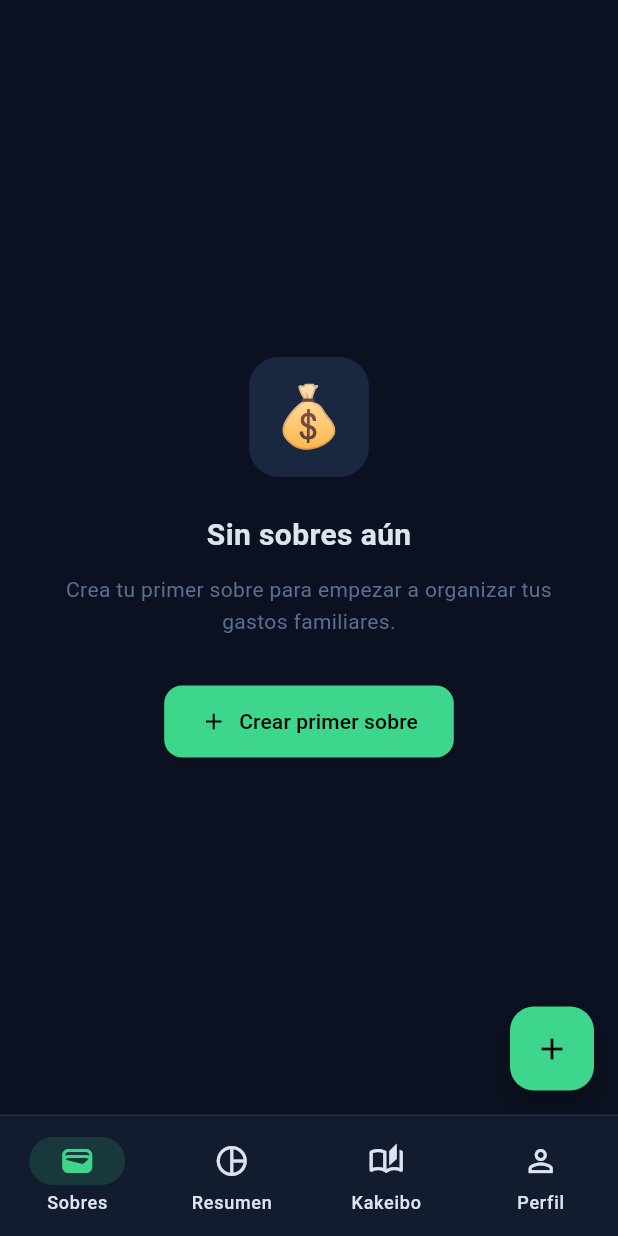
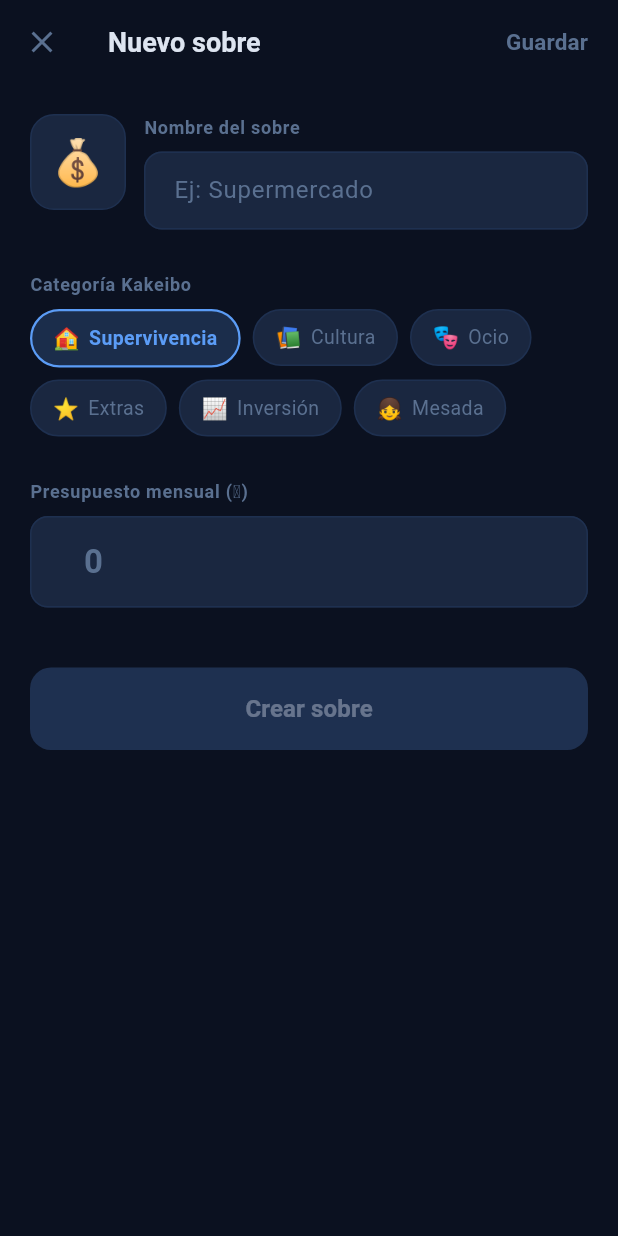
Before and after one commit to chernandezhidalgo/kakeibo-pro, a Flutter app: the screen it shows once a user with an empty profile is signed in, after a tap on the "add" icon, on a phone screen of 412 x 824 dp. Run offline on Flutter 3.47's test engine with Material 3 defaults, Android fonts, the phone set to English and light mode, and no system bars; our stand-ins replace connectivity_plus, drift, drift_flutter, flutter_riverpod, flutter_secure_storage, freezed_annotation and 4 more; missing offline and left inert: workmanager; accounts and stored records are empty; generated files the repository leaves out were written again; statements that could not run were skipped.

Commit message:
F2-S1: formulario crear sobre (notifier, emoji picker, ruta /sobres/crear, FAB activo)

```diff
--- /dev/null
+++ b/lib/features/envelopes/presentation/pages/create_envelope_page.dart
@@ -0,0 +1,389 @@
+import 'package:flutter/material.dart';
+import 'package:flutter/services.dart';
+import 'package:flutter_riverpod/flutter_riverpod.dart';
+import 'package:kakeibo_pro/core/constants/app_colors.dart';
+import 'package:kakeibo_pro/core/utils/currency_formatter.dart';
+import 'package:kakeibo_pro/core/utils/kakeibo_category_ui.dart';
+import 'package:kakeibo_pro/features/envelopes/domain/entities/envelope.dart';
+import 'package:kakeibo_pro/features/envelopes/presentation/providers/create_envelope_notifier.dart';
+import 'package:kakeibo_pro/features/envelopes/presentation/widgets/emoji_picker_sheet.dart';
+
+class CreateEnvelopePage extends ConsumerStatefulWidget {
+  final String familyId;
+
+  const CreateEnvelopePage({super.key, required this.familyId});
+
+  @override
+  ConsumerState<CreateEnvelopePage> createState() => _CreateEnvelopePageState();
+}
+
+class _CreateEnvelopePageState extends ConsumerState<CreateEnvelopePage> {
+  final _nameController = TextEditingController();
+  final _budgetController = TextEditingController();
+  final _nameFocus = FocusNode();
+
+  @override
+  void dispose() {
+    _nameController.dispose();
+    _budgetController.dispose();
+    _nameFocus.dispose();
+    super.dispose();
+  }
+
+  @override
+  Widget build(BuildContext context) {
+    final state = ref.watch(createEnvelopeProvider(widget.familyId));
+    final notifier =
+        ref.read(createEnvelopeProvider(widget.familyId).notifier);
+
+    // Regresar automáticamente cuando se guarda con éxito
+    ref.listen(createEnvelopeProvider(widget.familyId), (prev, next) {
+      if (prev?.savedOk != true && next.savedOk) {
+        Navigator.of(context).pop();
+      }
+    });
+
+    return Scaffold(
+      backgroundColor: AppColors.background,
+      appBar: AppBar(
+        backgroundColor: AppColors.background,
+        elevation: 0,
+        leading: IconButton(
+          icon: const Icon(Icons.close, color: AppColors.textMuted),
+          onPressed: () => Navigator.of(context).pop(),
+        ),
+        title: const Text(
+          'Nuevo sobre',
+          style: TextStyle(
+            color: AppColors.textPrimary,
+            fontSize: 18,
+            fontWeight: FontWeight.w600,
+          ),
+        ),
+        actions: [
+          Padding(
+            padding: const EdgeInsets.only(right: 8),
+            child: TextButton(
+              onPressed: state.canSave ? notifier.save : null,
+              child: state.isLoading
+                  ? const SizedBox(
+                      width: 18,
+                      height: 18,
+                      child: CircularProgressIndicator(
+                        color: AppColors.green,
+                        strokeWidth: 2,
+                      ),
+                    )
+                  : Text(
+                      'Guardar',
+                      style: TextStyle(
+                        color: state.canSave
+                            ? AppColors.green
+                            : AppColors.textMuted,
+                        fontWeight: FontWeight.w600,
+                        fontSize: 15,
+                      ),
+                    ),
+            ),
+          ),
+        ],
+      ),
+      body: SingleChildScrollView(
+        padding: const EdgeInsets.all(20),
+        child: Column(
+          crossAxisAlignment: CrossAxisAlignment.start,
+          children: [
+            // ── Emoji + Nombre ────────────────────────────────────────────
+            Row(
+              crossAxisAlignment: CrossAxisAlignment.start,
+              children: [
+                GestureDetector(
+                  onTap: () => _showEmojiPicker(context, state, notifier),
+                  child: Container(
+                    width: 64,
+                    height: 64,
+                    decoration: BoxDecoration(
+                      color: AppColors.surfaceVariant,
+                      borderRadius: BorderRadius.circular(16),
+                      border: Border.all(color: AppColors.border),
+                    ),
+                    child: Center(
+                      child: Text(
+                        state.emoji,
+                        style: const TextStyle(fontSize: 30),
+                      ),
+                    ),
+                  ),
+                ),
+                const SizedBox(width: 12),
+                Expanded(
+                  child: _Field(
+                    label: 'Nombre del sobre',
+                    child: TextField(
+                      controller: _nameController,
+                      focusNode: _nameFocus,
+                      style:
+                          const TextStyle(color: AppColors.textPrimary),
+                      decoration: _inputDecoration('Ej: Supermercado'),
+                      onChanged: notifier.setName,
+                      textCapitalization: TextCapitalization.sentences,
+                      maxLength: 60,
+                      buildCounter: (_, {required currentLength,
+                              required isFocused, maxLength}) =>
+                          null,
+                    ),
+                  ),
+                ),
+              ],
+            ),
+
+            const SizedBox(height: 28),
+
+            // ── Categoría Kakeibo ─────────────────────────────────────────
+            _Field(
+              label: 'Categoría Kakeibo',
+              child: _CategorySelector(
+                selected: state.category,
+                onChanged: notifier.setCategory,
+              ),
+            ),
+
+            const SizedBox(height: 28),
+
+            // ── Presupuesto mensual ───────────────────────────────────────
+            _Field(
+              label: 'Presupuesto mensual (₡)',
+              child: TextField(
+                controller: _budgetController,
+                style: const TextStyle(
+                  color: AppColors.textPrimary,
+                  fontSize: 22,
+                  fontWeight: FontWeight.w700,
+                ),
+                decoration: _inputDecoration('0').copyWith(
+                  prefixText: '₡ ',
+                  prefixStyle: const TextStyle(
+                    color: AppColors.textMuted,
+                    fontSize: 22,
+                  ),
+                ),
+                keyboardType: TextInputType.number,
+                inputFormatters: [FilteringTextInputFormatter.digitsOnly],
+                onChanged: notifier.setBudget,
+              ),
+            ),
+
+            // Preview del monto formateado
+            if (state.budget > 0) ...[
+              const SizedBox(height: 6),
+              Padding(
+                padding: const EdgeInsets.only(left: 4),
+                child: Text(
+                  CurrencyFormatter.format(state.budget),
+                  style: const TextStyle(
+                    color: AppColors.green,
+                    fontSize: 13,
+                    fontWeight: FontWeight.w500,
+                  ),
+                ),
+              ),
+            ],
+
+            // Mensaje de error
+            if (state.errorMessage != null) ...[
+              const SizedBox(height: 20),
+              Container(
+                padding: const EdgeInsets.all(12),
+                decoration: BoxDecoration(
+                  color: AppColors.error.withValues(alpha: 0.1),
+                  borderRadius: BorderRadius.circular(10),
+                  border: Border.all(
+                      color: AppColors.error.withValues(alpha: 0.3)),
+                ),
+                child: Row(
+                  children: [
+                    const Icon(Icons.error_outline,
+                        color: AppColors.error, size: 18),
+                    const SizedBox(width: 8),
+                    Expanded(
+                      child: Text(
+                        state.errorMessage!,
+                        style: const TextStyle(
+                          color: AppColors.error,
+                          fontSize: 13,
+                        ),
+                      ),
+                    ),
+                  ],
+                ),
+              ),
+            ],
+
+            const SizedBox(height: 40),
+
+            // Botón guardar principal
+            SizedBox(
+              width: double.infinity,
+              child: ElevatedButton(
+                onPressed: state.canSave ? notifier.save : null,
+                style: ElevatedButton.styleFrom(
+                  backgroundColor: AppColors.green,
+                  foregroundColor: Colors.black,
+                  disabledBackgroundColor: AppColors.border,
+                  padding: const EdgeInsets.symmetric(vertical: 16),
+                  shape: RoundedRectangleBorder(
+                    borderRadius: BorderRadius.circular(14),
+                  ),
+                ),
+                child: state.isLoading
+                    ? const SizedBox(
+                        width: 22,
+                        height: 22,
+                        child: CircularProgressIndicator(
+                          color: Colors.black,
+                          strokeWidth: 2.5,
+                        ),
+                      )
+                    : const Text(
+                        'Crear sobre',
+                        style: TextStyle(
+                          fontSize: 16,
+                          fontWeight: FontWeight.w700,
+                        ),
+                      ),
+              ),
+            ),
+          ],
+        ),
+      ),
+    );
+  }
+
+  void _showEmojiPicker(
+    BuildContext context,
+    CreateEnvelopeState state,
+    CreateEnvelopeNotifier notifier,
+  ) {
+    showModalBottomSheet(
+      context: context,
+      backgroundColor: Colors.transparent,
+      builder: (_) => EmojiPickerSheet(
+        selectedEmoji: state.emoji,
+        onSelected: notifier.setEmoji,
+      ),
+    );
+  }
+
+  InputDecoration _inputDecoration(String hint) {
+    return InputDecoration(
+      hintText: hint,
+      hintStyle: const TextStyle(color: AppColors.textMuted),
+      filled: true,
+      fillColor: AppColors.surfaceVariant,
+      border: OutlineInputBorder(
+        borderRadius: BorderRadius.circular(12),
+        borderSide: const BorderSide(color: AppColors.border),
+      ),
+      enabledBorder: OutlineInputBorder(
+        borderRadius: BorderRadius.circular(12),
+        borderSide: const BorderSide(color: AppColors.border),
+      ),
+      focusedBorder: OutlineInputBorder(
+        borderRadius: BorderRadius.circular(12),
+        borderSide: const BorderSide(color: AppColors.green, width: 1.5),
+      ),
+      contentPadding:
+          const EdgeInsets.symmetric(horizontal: 16, vertical: 14),
+    );
+  }
+}
+
+// ── Selector de categoría ─────────────────────────────────────────────────────
+
+class _CategorySelector extends StatelessWidget {
+  final KakeiboCategory selected;
+  final ValueChanged<KakeiboCategory> onChanged;
+
+  const _CategorySelector({
+    required this.selected,
+    required this.onChanged,
+  });
+
+  @override
+  Widget build(BuildContext context) {
+    return Wrap(
+      spacing: 8,
+      runSpacing: 8,
+      children: KakeiboCategory.values.map((cat) {
+        final isSelected = cat == selected;
+        final color = KakeiboCategoryUi.color(cat);
+        return GestureDetector(
+          onTap: () => onChanged(cat),
+          child: AnimatedContainer(
+            duration: const Duration(milliseconds: 150),
+            padding:
+                const EdgeInsets.symmetric(horizontal: 14, vertical: 8),
+            decoration: BoxDecoration(
+              color: isSelected
+                  ? color.withValues(alpha: 0.2)
+                  : AppColors.surfaceVariant,
+              borderRadius: BorderRadius.circular(20),
+              border: Border.all(
+                color: isSelected ? color : AppColors.border,
+                width: isSelected ? 1.5 : 1,
+              ),
+            ),
+            child: Row(
+              mainAxisSize: MainAxisSize.min,
+              children: [
+                Text(
+                  KakeiboCategoryUi.emoji(cat),
+                  style: const TextStyle(fontSize: 14),
+                ),
+                const SizedBox(width: 6),
+                Text(
+                  KakeiboCategoryUi.label(cat),
+                  style: TextStyle(
+                    color: isSelected ? color : AppColors.textMuted,
+                    fontSize: 13,
+                    fontWeight:
+                        isSelected ? FontWeight.w600 : FontWeight.w400,
+                  ),
+                ),
+              ],
+            ),
+          ),
+        );
+      }).toList(),
+    );
+  }
+}
+
+// ── Wrapper de campo con label ────────────────────────────────────────────────
+
+class _Field extends StatelessWidget {
+  final String label;
+  final Widget child;
+
+  const _Field({required this.label, required this.child});
+
+  @override
+  Widget build(BuildContext context) {
+    return Column(
+      crossAxisAlignment: CrossAxisAlignment.start,
+      children: [
+        Text(
+          label,
+          style: const TextStyle(
+            color: AppColors.textMuted,
+            fontSize: 12,
+            fontWeight: FontWeight.w600,
+            letterSpacing: 0.5,
+          ),
+        ),
+        const SizedBox(height: 8),
+        child,
+      ],
+    );
+  }
+}
--- a/lib/features/envelopes/presentation/pages/envelopes_page.dart
+++ b/lib/features/envelopes/presentation/pages/envelopes_page.dart
@@ -1,5 +1,6 @@
 import 'package:flutter/material.dart';
 import 'package:flutter_riverpod/flutter_riverpod.dart';
+import 'package:go_router/go_router.dart';
 import 'package:kakeibo_pro/core/constants/app_colors.dart';
 import 'package:kakeibo_pro/core/constants/app_strings.dart';
 import 'package:kakeibo_pro/core/utils/kakeibo_category_ui.dart';
@@ -25,7 +26,7 @@ class EnvelopesPage extends ConsumerWidget {
           loading: () => const _LoadingState(),
           error: (e, _) => _ErrorState(message: e.toString()),
           data: (envelopes) {
-            if (envelopes.isEmpty) return const _EmptyState();
+            if (envelopes.isEmpty) return _EmptyState(familyId: familyId);
             return _EnvelopesList(
               envelopes: envelopes,
               totalBudget: summary.totalBudget,
@@ -36,7 +37,7 @@ class EnvelopesPage extends ConsumerWidget {
       ),
       floatingActionButton: FloatingActionButton(
         onPressed: () {
-          // TODO: F2 — navegar a pantalla de crear sobre
+          context.push('/sobres/crear?familyId=$familyId');
         },
         backgroundColor: AppColors.green,
         foregroundColor: Colors.black,
@@ -217,7 +218,8 @@ class _ErrorState extends StatelessWidget {
 }
 
 class _EmptyState extends StatelessWidget {
-  const _EmptyState();
+  final String familyId;
+  const _EmptyState({required this.familyId});
 
   @override
   Widget build(BuildContext context) {
@@ -260,7 +262,7 @@ class _EmptyState extends StatelessWidget {
             const SizedBox(height: 32),
             ElevatedButton.icon(
               onPressed: () {
-                // TODO: F2 — crear sobre
+                context.push('/sobres/crear?familyId=$familyId');
               },
               icon: const Icon(Icons.add),
               label: const Text(AppStrings.sobresCrearCta),
--- /dev/null
+++ b/lib/features/envelopes/presentation/providers/create_envelope_notifier.dart
@@ -0,0 +1,135 @@
+import 'package:flutter_riverpod/flutter_riverpod.dart';
+import 'package:uuid/uuid.dart';
+import 'package:kakeibo_pro/core/errors/failures.dart';
+import 'package:kakeibo_pro/features/envelopes/domain/entities/envelope.dart';
+import 'package:kakeibo_pro/features/envelopes/domain/usecases/save_envelope_usecase.dart';
+import 'package:kakeibo_pro/features/envelopes/presentation/providers/envelope_provider.dart';
+
+// ── Estado del formulario ─────────────────────────────────────────────────────
+
+class CreateEnvelopeState {
+  final String name;
+  final KakeiboCategory category;
+  final double budget;
+  final String emoji;
+  final bool isLoading;
+  final String? errorMessage;
+  final bool savedOk;
+
+  const CreateEnvelopeState({
+    this.name = '',
+    this.category = KakeiboCategory.survival,
+    this.budget = 0,
+    this.emoji = '💰',
+    this.isLoading = false,
+    this.errorMessage,
+    this.savedOk = false,
+  });
+
+  CreateEnvelopeState copyWith({
+    String? name,
+    KakeiboCategory? category,
+    double? budget,
+    String? emoji,
+    bool? isLoading,
+    String? errorMessage,
+    bool clearError = false,
+    bool? savedOk,
+  }) {
+    return CreateEnvelopeState(
+      name: name ?? this.name,
+      category: category ?? this.category,
+      budget: budget ?? this.budget,
+      emoji: emoji ?? this.emoji,
+      isLoading: isLoading ?? this.isLoading,
+      errorMessage: clearError ? null : (errorMessage ?? this.errorMessage),
+      savedOk: savedOk ?? this.savedOk,
+    );
+  }
+
+  bool get isNameValid => name.trim().length >= 2;
+  bool get isBudgetValid => budget > 0;
+  bool get canSave => isNameValid && isBudgetValid && !isLoading;
+}
+
+// ── Notifier ──────────────────────────────────────────────────────────────────
+
+class CreateEnvelopeNotifier extends StateNotifier<CreateEnvelopeState> {
+  final SaveEnvelopeUseCase _saveUseCase;
+  final String _familyId;
+
+  CreateEnvelopeNotifier({
+    required SaveEnvelopeUseCase saveUseCase,
+    required String familyId,
+  })  : _saveUseCase = saveUseCase,
+        _familyId = familyId,
+        super(const CreateEnvelopeState());
+
+  void setName(String value) =>
+      state = state.copyWith(name: value, clearError: true);
+
+  void setCategory(KakeiboCategory value) =>
+      state = state.copyWith(category: value);
+
+  void setBudget(String raw) {
+    final clean = raw.replaceAll(RegExp(r'[^0-9]'), '');
+    final value = double.tryParse(clean) ?? 0;
+    state = state.copyWith(budget: value, clearError: true);
+  }
+
+  void setEmoji(String value) => state = state.copyWith(emoji: value);
+
+  Future<void> save() async {
+    if (!state.canSave) return;
+    state = state.copyWith(isLoading: true, clearError: true);
+
+    final envelope = Envelope(
+      id: const Uuid().v4(),
+      familyId: _familyId,
+      name: state.name.trim(),
+      kakeiboCategory: state.category,
+      monthlyBudget: state.budget,
+      currentSpent: 0,
+      colorHex: '#5b9cf6',
+      iconEmoji: state.emoji,
+      sortOrder: 0,
+      isActive: true,
+      isEditable: true,
+    );
+
+    final result = await _saveUseCase(envelope);
+
+    if (result.failure != null) {
+      state = state.copyWith(
+        isLoading: false,
+        errorMessage: _errorMessage(result.failure!),
+      );
+    } else {
+      state = state.copyWith(isLoading: false, savedOk: true);
+    }
+  }
+
+  String _errorMessage(Failure failure) {
+    return switch (failure) {
+      DatabaseFailure(:final message) => 'Error al guardar: $message',
+      NetworkFailure(:final message) => 'Error de red: $message',
+      _ => 'Error inesperado. Intenta de nuevo.',
+    };
+  }
+}
+
+// ── Provider ──────────────────────────────────────────────────────────────────
+
+final createEnvelopeProvider =
+    StateNotifierProvider.family<CreateEnvelopeNotifier, CreateEnvelopeState,
+        String>(
+  (ref, familyId) {
+    final saveUseCase = SaveEnvelopeUseCase(
+      ref.watch(envelopeRepositoryProvider),
+    );
+    return CreateEnvelopeNotifier(
+      saveUseCase: saveUseCase,
+      familyId: familyId,
+    );
+  },
+);
--- a/lib/main.dart
+++ b/lib/main.dart
@@ -11,6 +11,7 @@ import 'package:kakeibo_pro/core/sync/sync_worker.dart';
 import 'package:kakeibo_pro/features/auth/domain/entities/family.dart' show KakeiboFamily;
 import 'package:kakeibo_pro/features/auth/presentation/pages/invite_member_page.dart';
 import 'package:kakeibo_pro/features/auth/presentation/pages/login_page.dart';
+import 'package:kakeibo_pro/features/envelopes/presentation/pages/create_envelope_page.dart';
 import 'package:kakeibo_pro/features/home/presentation/pages/home_screen.dart';
 import 'package:kakeibo_pro/features/auth/presentation/pages/register_page.dart';
 import 'package:kakeibo_pro/features/auth/presentation/pages/setup_family_page.dart';
@@ -95,6 +96,15 @@ class _KakeiboAppState extends ConsumerState<KakeiboApp> {
           path: '/dashboard',
           name: 'dashboard',
           builder: (_, __) => const HomeScreen(),
+        ),
+        GoRoute(
+          path: '/sobres/crear',
+          name: 'crear-sobre',
+          builder: (context, state) {
+            final familyId =
+                state.uri.queryParameters['familyId'] ?? '';
+            return CreateEnvelopePage(familyId: familyId);
+          },
         ),
       ],
       redirect: (context, state) {
```
Also changed, not shown: lib/features/envelopes/presentation/widgets/emoji_picker_sheet.dart (added, +93 -0 lines).
